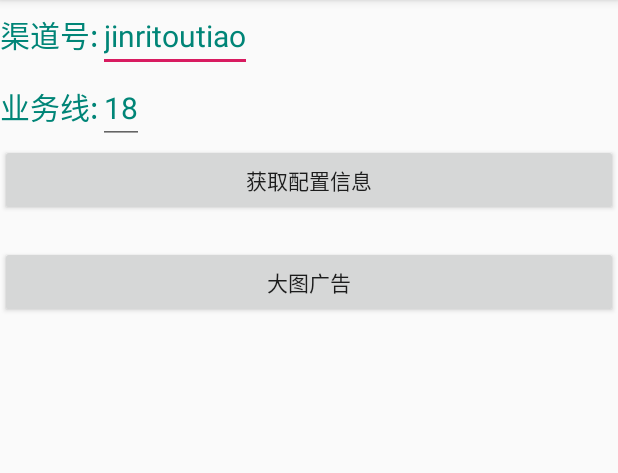
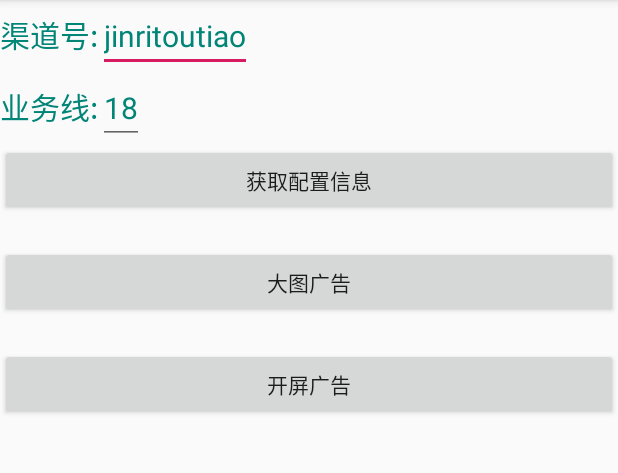
Before and after one commit to dragonfan/Midas, an Android app: the screen it shows after launch (MainActivity), on a phone screen of 412 x 824 dp, the part 84-557 px from its top. Run offline under Robolectric (Android 15) with nearby library versions, the phone set to English and light mode, and no system bars; our stand-ins replace RxJava; libraries missing offline, so code that uses them is left out: com.bytedance.sdk, me.jessyan.retrofiturlmanager; 3 statements that could not run were skipped.

Commit message:
添加配置数据结果回调，添加开屏广告页

```diff
--- a/app/src/main/AndroidManifest.xml
+++ b/app/src/main/AndroidManifest.xml
@@ -43,6 +43,9 @@
             android:authorities="${applicationId}.TTMultiProvider"
             android:exported="false" />
 
+        <activity
+            android:name=".SplashAdActivity"
+            android:screenOrientation="portrait" />
     </application>
 
 </manifest>
--- a/app/src/main/java/com/jk/adsdkdemo/MainActivity.java
+++ b/app/src/main/java/com/jk/adsdkdemo/MainActivity.java
@@ -16,7 +16,9 @@
 
 import com.comm.jksdk.GeekAdSdk;
 import com.comm.jksdk.ad.listener.AdListener;
+import com.comm.jksdk.bean.ConfigBean;
 import com.comm.jksdk.config.listener.ConfigListener;
+import com.comm.jksdk.utils.JsonUtils;
 import com.jk.adsdkdemo.utils.LogUtils;
 
 import java.util.ArrayList;
@@ -29,7 +31,7 @@
 //    private RelativeLayout adRlyt;
 
 
-    private Button button_configinfo, buttonBigImg;
+    private Button button_configinfo, buttonBigImg, buttonSplashAd;
 
     //    private EditText et_ad_pos_id;
 //    public static TextView tvResult;
@@ -134,6 +136,9 @@
 
         buttonBigImg = findViewById(R.id.button_big_img);
         buttonBigImg.setOnClickListener(this);
+
+        buttonSplashAd = findViewById(R.id.button_splash_ad);
+        buttonSplashAd.setOnClickListener(this);
     }
 
     @TargetApi(Build.VERSION_CODES.M)
@@ -203,13 +208,14 @@
 //                        .requestConfig();
                 GeekAdSdk.requestConfig(new ConfigListener() {
                     @Override
-                    public void adSuccess() {
+                    public void adSuccess(List<ConfigBean.AdListBean> configList) {
+                        LogUtils.d(TAG, "config:" + JsonUtils.encode(configList));
                         Toast.makeText(getApplicationContext(), "accept->配置信息请求成功", Toast.LENGTH_LONG).show();
                     }
 
                     @Override
                     public void adError(int errorCode, String errorMsg) {
-                        Toast.makeText(getApplicationContext(), "accept->配置信息请求失败， msg:"+errorMsg, Toast.LENGTH_LONG).show();
+                        Toast.makeText(getApplicationContext(), "accept->配置信息请求失败， msg:" + errorMsg, Toast.LENGTH_LONG).show();
                     }
                 });
                 break;
@@ -223,6 +229,9 @@
 ////                requestYLHAd(adPosId);
 //                break;
 
+            case R.id.button_splash_ad:
+                startActivity(new Intent(this, SplashAdActivity.class));
+                break;
             default:
                 break;
 
--- a/app/src/main/res/layout/activity_main.xml
+++ b/app/src/main/res/layout/activity_main.xml
@@ -1,65 +1,76 @@
 <?xml version="1.0" encoding="utf-8"?>
 <LinearLayout xmlns:android="http://schemas.android.com/apk/res/android"
-    xmlns:app="http://schemas.android.com/apk/res-auto"
     xmlns:tools="http://schemas.android.com/tools"
     android:layout_width="match_parent"
     android:layout_height="match_parent"
-    tools:context=".MainActivity"
+    android:layout_gravity="center_vertical"
+    android:gravity="center_horizontal"
     android:orientation="vertical"
-    android:layout_gravity="center_vertical"
-    android:gravity="center_horizontal">
+    tools:context=".MainActivity">
 
     <LinearLayout
         android:layout_width="match_parent"
         android:layout_height="wrap_content"
         android:orientation="horizontal">
+
         <TextView
             android:layout_width="wrap_content"
             android:layout_height="wrap_content"
             android:text="渠道号:"
-            android:textSize="@dimen/dp_20"
-            android:textColor="@color/colorPrimary"/>
+            android:textColor="@color/colorPrimary"
+            android:textSize="@dimen/dp_20" />
+
         <EditText
             android:id="@+id/et_chan_id"
             android:layout_width="wrap_content"
             android:layout_height="wrap_content"
             android:text="jinritoutiao"
+            android:textColor="@color/colorPrimary"
             android:textSize="@dimen/dp_20"
-            android:textColor="@color/colorPrimary"
-            android:visibility="visible"/>
+            android:visibility="visible" />
     </LinearLayout>
+
     <LinearLayout
         android:layout_width="match_parent"
         android:layout_height="wrap_content"
         android:orientation="horizontal">
+
         <TextView
             android:layout_width="wrap_content"
             android:layout_height="wrap_content"
             android:text="业务线:"
-            android:textSize="@dimen/dp_20"
-            android:textColor="@color/colorPrimary"/>
+            android:textColor="@color/colorPrimary"
+            android:textSize="@dimen/dp_20" />
+
         <EditText
             android:id="@+id/et_product_id"
             android:layout_width="wrap_content"
             android:layout_height="wrap_content"
             android:text="18"
+            android:textColor="@color/colorPrimary"
             android:textSize="@dimen/dp_20"
-            android:textColor="@color/colorPrimary"
-            android:visibility="visible"/>
+            android:visibility="visible" />
     </LinearLayout>
+
     <Button
         android:id="@+id/button_configinfo"
         android:layout_width="match_parent"
         android:layout_height="wrap_content"
-        android:text="获取配置信息"
-        />
+        android:text="获取配置信息" />
+
     <Button
-        android:layout_marginTop="@dimen/dimen_20dp"
         android:id="@+id/button_big_img"
         android:layout_width="match_parent"
         android:layout_height="wrap_content"
-        android:text="大图广告"
-        />
+        android:layout_marginTop="@dimen/dimen_20dp"
+        android:text="大图广告" />
+
+    <Button
+        android:id="@+id/button_splash_ad"
+        android:layout_width="match_parent"
+        android:layout_height="wrap_content"
+        android:layout_marginTop="@dimen/dimen_20dp"
+        android:text="开屏广告" />
 
     <!--    <LinearLayout-->
     <!--        android:layout_width="wrap_content"-->
--- /dev/null
+++ b/app/src/main/res/layout/activity_splash_ad.xml
@@ -0,0 +1,6 @@
+<?xml version="1.0" encoding="utf-8"?>
+<android.support.constraint.ConstraintLayout xmlns:android="http://schemas.android.com/apk/res/android"
+    android:layout_width="match_parent"
+    android:layout_height="match_parent">
+
+</android.support.constraint.ConstraintLayout>
--- a/jksdk/src/main/AndroidManifest.xml
+++ b/jksdk/src/main/AndroidManifest.xml
@@ -1,6 +1,5 @@
 <?xml version="1.0" encoding="utf-8"?>
 <manifest xmlns:android="http://schemas.android.com/apk/res/android"
-    xmlns:tools="http://schemas.android.com/tools"
     package="com.comm.jksdk">
     <!-- 优量汇广告需要的权限 -->
     <uses-permission android:name="android.permission.READ_PHONE_STATE" />
@@ -17,7 +16,7 @@
     <!-- 如果有视频相关的广告且使用textureView播放，请务必添加，否则黑屏 -->
     <uses-permission android:name="android.permission.WAKE_LOCK" />
 
-    <application android:usesCleartextTraffic="true" >
+    <application android:usesCleartextTraffic="true">
         <uses-library
             android:name="org.apache.http.legacy"
             android:required="false" />
--- a/jksdk/src/main/java/com/comm/jksdk/config/AdsConfig.java
+++ b/jksdk/src/main/java/com/comm/jksdk/config/AdsConfig.java
@@ -2,7 +2,6 @@
 
 import android.content.Context;
 import android.text.TextUtils;
-import android.widget.Toast;
 
 import com.comm.jksdk.GeekAdSdk;
 import com.comm.jksdk.api.ConfigService;
@@ -18,7 +17,6 @@
 import com.comm.jksdk.utils.JsonUtils;
 import com.comm.jksdk.utils.SpUtils;
 import com.google.gson.Gson;
-import com.google.gson.reflect.TypeToken;
 
 import java.util.ArrayList;
 import java.util.List;
@@ -110,7 +108,7 @@
                             return;
                         }
                         if (listener != null) {
-                            listener.adSuccess();
+                            listener.adSuccess(configList);
                         }
 //                        for (int i = 0; i < configList.size(); i++) {
 //                            // "isChange": 0,//是否变更：0 - 无  1 - 有
--- a/jksdk/src/main/java/com/comm/jksdk/config/TTAdManagerHolder.java
+++ b/jksdk/src/main/java/com/comm/jksdk/config/TTAdManagerHolder.java
@@ -1,15 +1,12 @@
 package com.comm.jksdk.config;
 
 import android.content.Context;
-import android.text.TextUtils;
 
 import com.bytedance.sdk.openadsdk.TTAdConfig;
 import com.bytedance.sdk.openadsdk.TTAdConstant;
 import com.bytedance.sdk.openadsdk.TTAdManager;
 import com.bytedance.sdk.openadsdk.TTAdSdk;
 import com.comm.jksdk.BuildConfig;
-import com.comm.jksdk.constant.Constants;
-import com.comm.jksdk.utils.SpUtils;
 
 /**
  * 可以用一个单例来保存TTAdManager实例，在需要初始化sdk的时候调用
@@ -63,7 +60,7 @@
                 .allowShowNotify(true) //是否允许sdk展示通知栏提示
                 .allowShowPageWhenScreenLock(true) //是否在锁屏场景支持展示广告落地页
                 .debug(adsDebug) //测试阶段打开，可以通过日志排查问题，上线时去除该调用
-                .directDownloadNetworkType(TTAdConstant.NETWORK_STATE_WIFI, TTAdConstant.NETWORK_STATE_3G) //允许直接下载的网络状态集合
+                .directDownloadNetworkType(TTAdConstant.NETWORK_STATE_WIFI, TTAdConstant.NETWORK_STATE_3G, TTAdConstant.NETWORK_STATE_4G) //允许直接下载的网络状态集合
                 .supportMultiProcess(false)//是否支持多进程
                 //.httpStack(new MyOkStack3())//自定义网络库，demo中给出了okhttp3版本的样例，其余请自行开发或者咨询工作人员。
                 .build();
--- a/jksdk/src/main/java/com/comm/jksdk/config/listener/ConfigListener.java
+++ b/jksdk/src/main/java/com/comm/jksdk/config/listener/ConfigListener.java
@@ -1,4 +1,8 @@
 package com.comm.jksdk.config.listener;
+
+import com.comm.jksdk.bean.ConfigBean;
+
+import java.util.List;
 
 /**
  * @ProjectName: GeekAdSdk
@@ -17,7 +21,7 @@
     /**
      * 配置请求成功
      */
-    void adSuccess();
+    void adSuccess(List<ConfigBean.AdListBean> configList);
 
     /**
      * 配置请求失败
```
Also changed, not shown: app/src/main/java/com/jk/adsdkdemo/SplashAdActivity.java (added, +24 -0 lines), 1 other file. Lines whose indentation alone changed are shown as unchanged.
